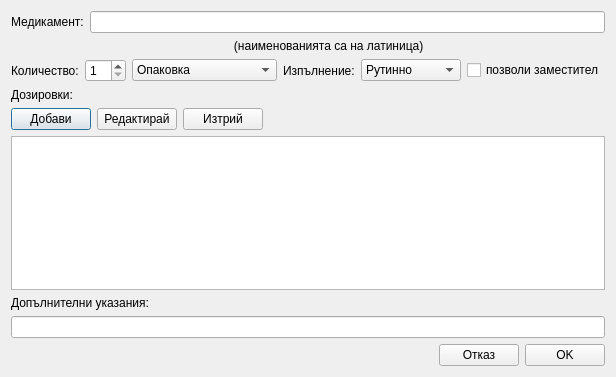
Above: src/View/Widgets/MedicationDialog.ui from thefinalcutbg/OpenPrescription before the change. Below: the same form after it.
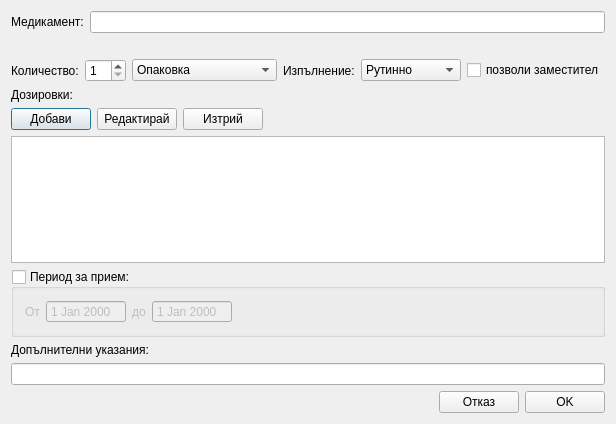
That is the form after the change. Custom widgets are drawn as their Qt base class.

Commit message: Dosage period added

Patch:
```diff
--- a/src/View/Widgets/MedicationDialog.ui
+++ b/src/View/Widgets/MedicationDialog.ui
@@ -7,7 +7,7 @@
     <x>0</x>
     <y>0</y>
     <width>598</width>
-    <height>377</height>
+    <height>424</height>
    </rect>
   </property>
   <property name="windowTitle">
@@ -44,7 +44,7 @@
    <item>
     <widget class="QLabel" name="formLabel">
      <property name="text">
-      <string>                                                                   (наименованията са на латиница)</string>
+      <string/>
      </property>
     </widget>
    </item>
@@ -185,6 +185,74 @@
    <item>
     <widget class="QListWidget" name="dosageList"/>
    </item>
+   <item>
+    <widget class="QGroupBox" name="periodGroup">
+     <property name="title">
+      <string>Период за прием:</string>
+     </property>
+     <property name="checkable">
+      <bool>true</bool>
+     </property>
+     <property name="checked">
+      <bool>false</bool>
+     </property>
+     <layout class="QHBoxLayout" name="horizontalLayout_5">
+      <item>
+       <widget class="QLabel" name="label_6">
+        <property name="text">
+         <string>От</string>
+        </property>
+       </widget>
+      </item>
+      <item>
+       <widget class="DateEdit" name="fromDate">
+        <property name="minimumSize">
+         <size>
+          <width>80</width>
+          <height>0</height>
+         </size>
+        </property>
+        <property name="buttonSymbols">
+         <enum>QAbstractSpinBox::NoButtons</enum>
+        </property>
+       </widget>
+      </item>
+      <item>
+       <widget class="QLabel" name="label_7">
+        <property name="text">
+         <string>до</string>
+        </property>
+       </widget>
+      </item>
+      <item>
+       <widget class="DateEdit" name="toDate">
+        <property name="minimumSize">
+         <size>
+          <width>80</width>
+          <height>0</height>
+         </size>
+        </property>
+        <property name="buttonSymbols">
+         <enum>QAbstractSpinBox::NoButtons</enum>
+        </property>
+       </widget>
+      </item>
+      <item>
+       <spacer name="horizontalSpacer">
+        <property name="orientation">
+         <enum>Qt::Horizontal</enum>
+        </property>
+        <property name="sizeHint" stdset="0">
+         <size>
+          <width>40</width>
+          <height>20</height>
+         </size>
+        </property>
+       </spacer>
+      </item>
+     </layout>
+    </widget>
+   </item>
    <item>
     <widget class="QLabel" name="label_4">
      <property name="text">
@@ -235,6 +303,11 @@
    <extends>QLineEdit</extends>
    <header>View/uiComponents/AutoCompleteLineEdit.h</header>
   </customwidget>
+  <customwidget>
+   <class>DateEdit</class>
+   <extends>QDateEdit</extends>
+   <header>View/uiComponents/dateedit.h</header>
+  </customwidget>
  </customwidgets>
  <resources/>
  <connections/>
```
The commit also changes 14 other files.
